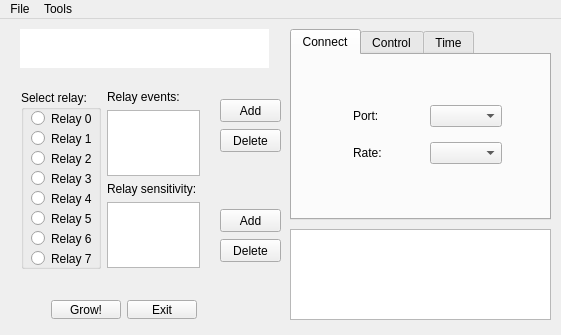
Before: the Qt Designer form GUI/Growduino/mainwindow.ui in Denis92/Growduino, drawn with Qt 5.
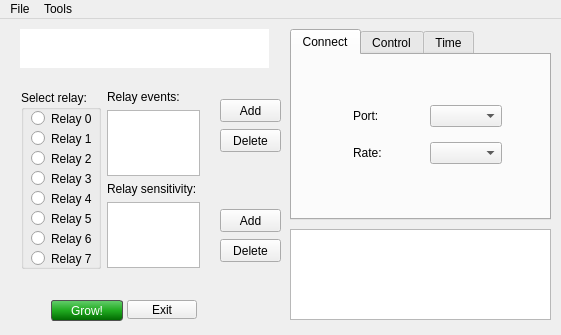
After: the same form once the commit is applied. Icons and pictures are not drawn.

Commit message:
"Grow" button update
set button color

The edit to the form file:
```diff
--- a/GUI/Growduino/mainwindow.ui
+++ b/GUI/Growduino/mainwindow.ui
@@ -267,6 +267,16 @@
     <layout class="QHBoxLayout" name="horizontalLayout_3">
      <item>
       <widget class="QPushButton" name="configButton">
+       <property name="styleSheet">
+        <string notr="true">color: White;
+
+border: 1px solid #505050;
+border-radius: 3px;
+background-color: qlineargradient(x1: 0, y1: 0, x2: 0, y2: 1, stop: 0 #65ce6d, stop: 0.5 #20aa20, stop: 0.51 #20aa20, stop: 1 #006600);
+min-width: 70px;
+min-height: 19px;
+</string>
+       </property>
        <property name="text">
         <string>Grow!</string>
        </property>
```
Left out of the diff: 2 changed lines with no effect on the pictures. The commit also changes 6 other files.
